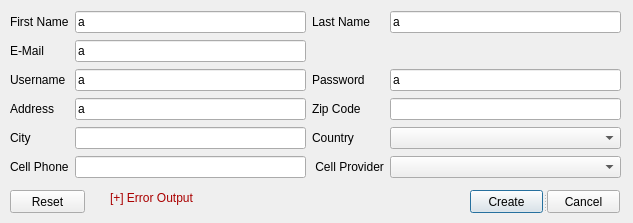
Qt form src/CS1D-TMOTTBG/createuserwindow.ui (cydiasa/CS1D-TMOTTBG) before a commit.
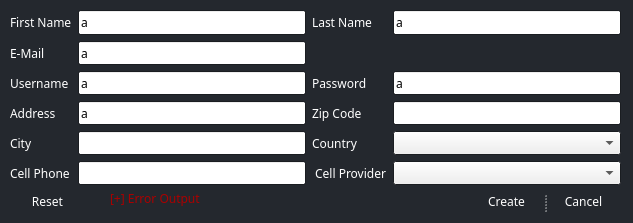
The same form after that commit.

What changed in the file:
```diff
--- a/src/CS1D-TMOTTBG/createuserwindow.ui
+++ b/src/CS1D-TMOTTBG/createuserwindow.ui
@@ -10,6 +10,102 @@
     <height>223</height>
    </rect>
   </property>
+  <property name="palette">
+   <palette>
+    <active>
+     <colorrole role="WindowText">
+      <brush brushstyle="SolidPattern">
+       <color alpha="255">
+        <red>255</red>
+        <green>255</green>
+        <blue>255</blue>
+       </color>
+      </brush>
+     </colorrole>
+     <colorrole role="Base">
+      <brush brushstyle="SolidPattern">
+       <color alpha="255">
+        <red>255</red>
+        <green>255</green>
+        <blue>255</blue>
+       </color>
+      </brush>
+     </colorrole>
+     <colorrole role="Window">
+      <brush brushstyle="SolidPattern">
+       <color alpha="255">
+        <red>36</red>
+        <green>40</green>
+        <blue>46</blue>
+       </color>
+      </brush>
+     </colorrole>
+    </active>
+    <inactive>
+     <colorrole role="WindowText">
+      <brush brushstyle="SolidPattern">
+       <color alpha="255">
+        <red>255</red>
+        <green>255</green>
+        <blue>255</blue>
+       </color>
+      </brush>
+     </colorrole>
+     <colorrole role="Base">
+      <brush brushstyle="SolidPattern">
+       <color alpha="255">
+        <red>255</red>
+        <green>255</green>
+        <blue>255</blue>
+       </color>
+      </brush>
+     </colorrole>
+     <colorrole role="Window">
+      <brush brushstyle="SolidPattern">
+       <color alpha="255">
+        <red>36</red>
+        <green>40</green>
+        <blue>46</blue>
+       </color>
+      </brush>
+     </colorrole>
+    </inactive>
+    <disabled>
+     <colorrole role="WindowText">
+      <brush brushstyle="SolidPattern">
+       <color alpha="255">
+        <red>120</red>
+        <green>120</green>
+        <blue>120</blue>
+       </color>
+      </brush>
+     </colorrole>
+     <colorrole role="Base">
+      <brush brushstyle="SolidPattern">
+       <color alpha="255">
+        <red>36</red>
+        <green>40</green>
+        <blue>46</blue>
+       </color>
+      </brush>
+     </colorrole>
+     <colorrole role="Window">
+      <brush brushstyle="SolidPattern">
+       <color alpha="255">
+        <red>36</red>
+        <green>40</green>
+        <blue>46</blue>
+       </color>
+      </brush>
+     </colorrole>
+    </disabled>
+   </palette>
+  </property>
+  <property name="font">
+   <font>
+    <family>Century Gothic</family>
+   </font>
+  </property>
   <property name="windowTitle">
    <string>Create new user</string>
   </property>
@@ -22,12 +118,52 @@
      <height>23</height>
     </rect>
    </property>
+   <property name="palette">
+    <palette>
+     <active>
+      <colorrole role="ButtonText">
+       <brush brushstyle="SolidPattern">
+        <color alpha="255">
+         <red>255</red>
+         <green>255</green>
+         <blue>255</blue>
+        </color>
+       </brush>
+      </colorrole>
+     </active>
+     <inactive>
+      <colorrole role="ButtonText">
+       <brush brushstyle="SolidPattern">
+        <color alpha="255">
+         <red>255</red>
+         <green>255</green>
+         <blue>255</blue>
+        </color>
+       </brush>
+      </colorrole>
+     </inactive>
+     <disabled>
+      <colorrole role="ButtonText">
+       <brush brushstyle="SolidPattern">
+        <color alpha="255">
+         <red>120</red>
+         <green>120</green>
+         <blue>120</blue>
+        </color>
+       </brush>
+      </colorrole>
+     </disabled>
+    </palette>
+   </property>
    <property name="text">
     <string>Reset</string>
    </property>
    <property name="autoDefault">
     <bool>false</bool>
    </property>
+   <property name="flat">
+    <bool>true</bool>
+   </property>
   </widget>
   <widget class="QWidget" name="layoutWidget">
    <property name="geometry">
@@ -35,7 +171,7 @@
      <x>10</x>
      <y>10</y>
      <width>611</width>
-     <height>171</height>
+     <height>175</height>
     </rect>
    </property>
    <layout class="QGridLayout" name="gridLayout">
@@ -188,17 +324,97 @@
     <enum>Qt::Horizontal</enum>
    </property>
    <widget class="QPushButton" name="createButton">
+    <property name="palette">
+     <palette>
+      <active>
+       <colorrole role="ButtonText">
+        <brush brushstyle="SolidPattern">
+         <color alpha="255">
+          <red>255</red>
+          <green>255</green>
+          <blue>255</blue>
+         </color>
+        </brush>
+       </colorrole>
+      </active>
+      <inactive>
+       <colorrole role="ButtonText">
+        <brush brushstyle="SolidPattern">
+         <color alpha="255">
+          <red>255</red>
+          <green>255</green>
+          <blue>255</blue>
+         </color>
+        </brush>
+       </colorrole>
+      </inactive>
+      <disabled>
+       <colorrole role="ButtonText">
+        <brush brushstyle="SolidPattern">
+         <color alpha="255">
+          <red>120</red>
+          <green>120</green>
+          <blue>120</blue>
+         </color>
+        </brush>
+       </colorrole>
+      </disabled>
+     </palette>
+    </property>
     <property name="text">
      <string>Create</string>
     </property>
+    <property name="flat">
+     <bool>true</bool>
+    </property>
    </widget>
    <widget class="QPushButton" name="cancelButton">
+    <property name="palette">
+     <palette>
+      <active>
+       <colorrole role="ButtonText">
+        <brush brushstyle="SolidPattern">
+         <color alpha="255">
+          <red>255</red>
+          <green>255</green>
+          <blue>255</blue>
+         </color>
+        </brush>
+       </colorrole>
+      </active>
+      <inactive>
+       <colorrole role="ButtonText">
+        <brush brushstyle="SolidPattern">
+         <color alpha="255">
+          <red>255</red>
+          <green>255</green>
+          <blue>255</blue>
+         </color>
+        </brush>
+       </colorrole>
+      </inactive>
+      <disabled>
+       <colorrole role="ButtonText">
+        <brush brushstyle="SolidPattern">
+         <color alpha="255">
+          <red>120</red>
+          <green>120</green>
+          <blue>120</blue>
+         </color>
+        </brush>
+       </colorrole>
+      </disabled>
+     </palette>
+    </property>
     <property name="text">
      <string>Cancel</string>
     </property>
     <property name="autoDefault">
      <bool>false</bool>
     </property>
+    <property name="flat">
+     <bool>true</bool>
+    </property>
    </widget>
   </widget>
   <widget class="QLabel" name="errorOutputLabel">
```
